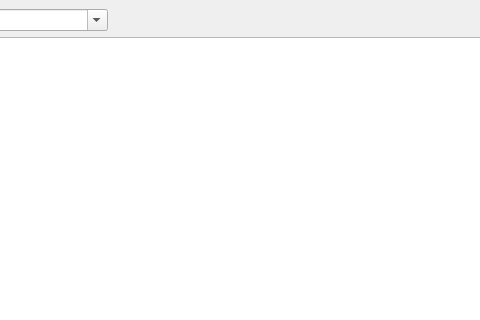
First picture: the form in PyNode/resources/Main.ui, repository FreakTheMighty/VisualProgramming, before the edit; both pictures show x 81 to 561 and y 0 to 320 of the 800 by 600 pixel window.
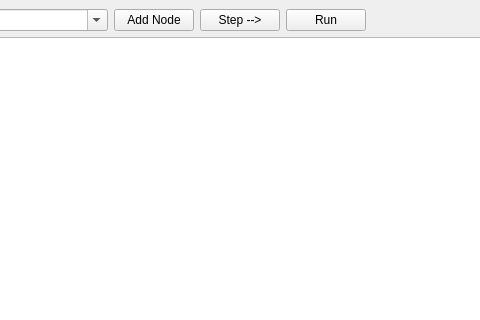
Second picture: the form after the edit.

```diff
--- a/PyNode/resources/Main.ui
+++ b/PyNode/resources/Main.ui
@@ -39,6 +39,27 @@
         </property>
        </widget>
       </item>
+      <item>
+       <widget class="QPushButton" name="addNodeButton">
+        <property name="text">
+         <string>Add Node</string>
+        </property>
+       </widget>
+      </item>
+      <item>
+       <widget class="QPushButton" name="stepButton">
+        <property name="text">
+         <string>Step --&gt;</string>
+        </property>
+       </widget>
+      </item>
+      <item>
+       <widget class="QPushButton" name="runButton">
+        <property name="text">
+         <string>Run</string>
+        </property>
+       </widget>
+      </item>
       <item>
        <spacer name="horizontalSpacer">
         <property name="orientation">
```
Left out of the diff: 2 changed lines with no effect on the pictures.
